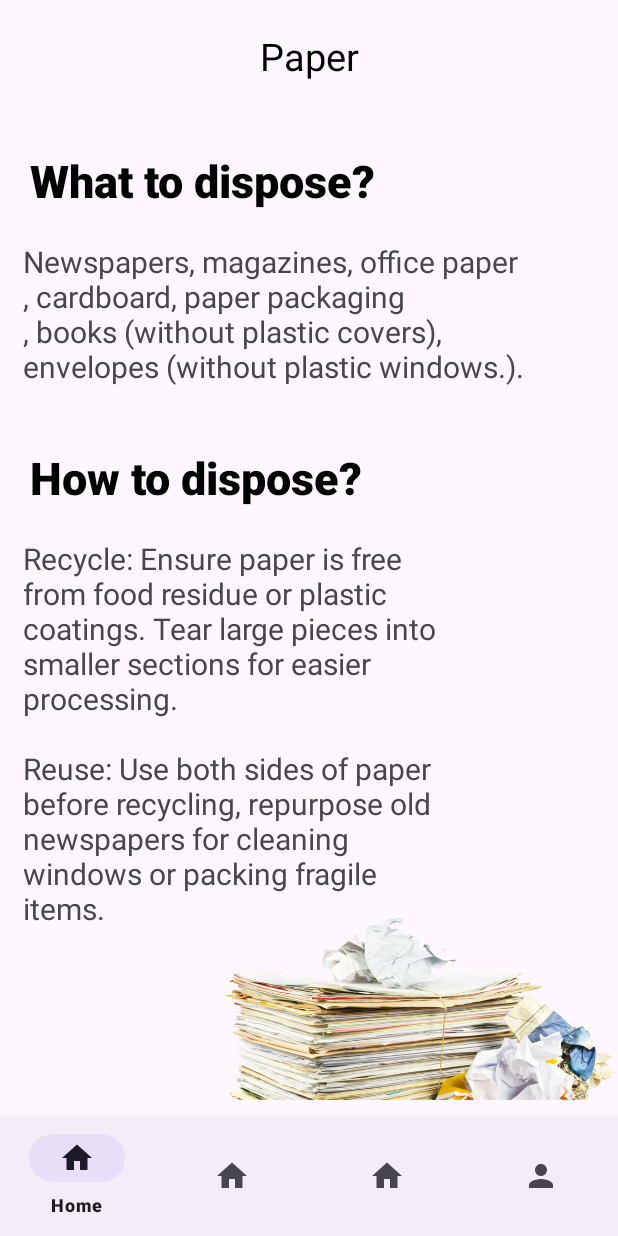
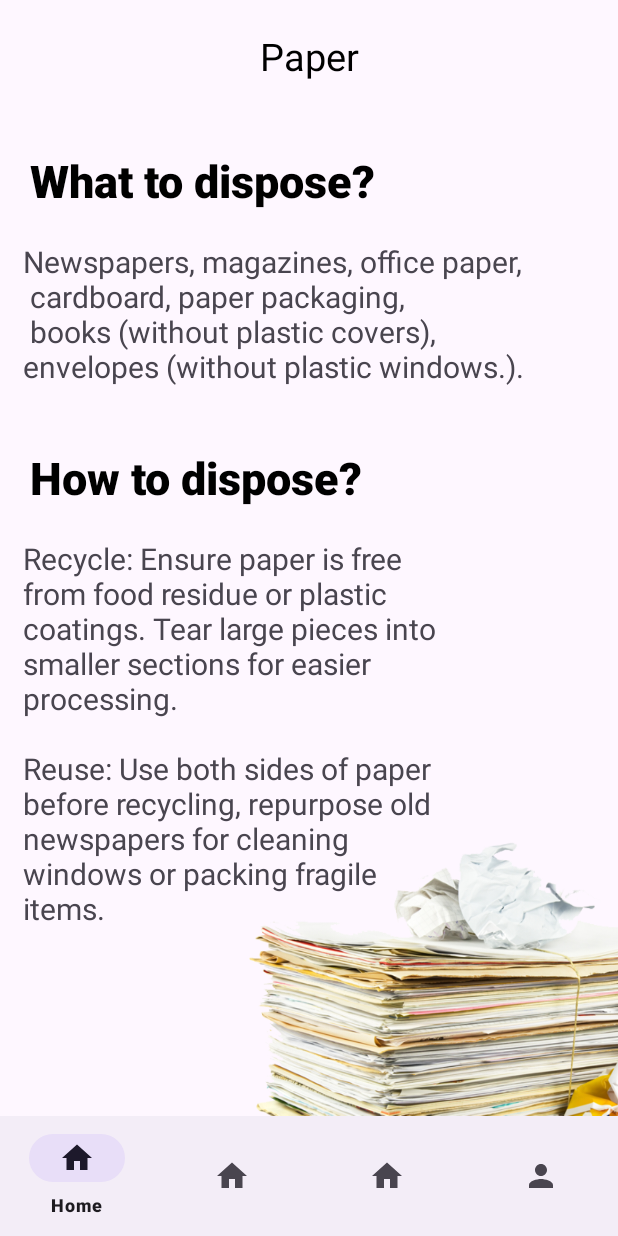
Before and after one commit to Sunra1z/MobSysProject, an Android app: the screen it shows after launch once a user with an empty profile is signed in (MainActivity), after a tap on "Paper", on a phone screen of 412 x 824 dp. Run offline under Robolectric (Android 15) with nearby library versions, the phone set to English and light mode, and no system bars; our stand-ins replace Firebase (no records; nobody signed in at launch, a user with empty details on screens opened directly).

```diff
--- a/app/src/main/java/com/example/projectwork/Fragments/PaperFragment.java
+++ b/app/src/main/java/com/example/projectwork/Fragments/PaperFragment.java
@@ -16,6 +16,7 @@ public class PaperFragment extends Fragment{
     @Override
     public View onCreateView(@NonNull LayoutInflater inflater, @Nullable ViewGroup container, @Nullable Bundle savedInstanceState) {
         View view = inflater.inflate(R.layout.fragment_paper, container, false);
+
         return view;
     }
 }
--- a/app/src/main/res/layout/fragment_paper.xml
+++ b/app/src/main/res/layout/fragment_paper.xml
@@ -60,13 +60,17 @@
         android:layout_marginStart="15dp"/>
 
     <ImageView
-        android:layout_width="wrap_content"
-        android:layout_height="wrap_content"
-        android:layout_below="@id/textView_plasticGuide"
-        android:layout_marginStart="145dp"
-        android:layout_marginTop="-241dp"
-        android:layout_marginBottom="-74dp"
-        android:scaleType="fitEnd"
+        android:layout_width="398dp"
+        android:layout_height="176dp"
+        android:layout_below="@+id/textView_plasticHow"
+        android:layout_alignParentStart="true"
+        android:layout_alignParentEnd="true"
+        android:layout_alignParentBottom="true"
+        android:layout_marginStart="159dp"
+        android:layout_marginTop="216dp"
+        android:layout_marginEnd="-146dp"
+        android:layout_marginBottom="0dp"
+        android:scaleType="fitCenter"
         android:src="@drawable/paper" />
 
 
--- a/app/src/main/res/values/strings.xml
+++ b/app/src/main/res/values/strings.xml
@@ -9,6 +9,6 @@ Separate recyclables from trash: Check your local guidelines for proper sorting
     <string name="glass_guidance">Look for bottle banks which are designated bins for glass recycling.\nThese bins are often separated by color for clear, green, and brown glass.  Sometimes blue glass also goes in the green bin.  Be sure to remove the lids before tossing the container in the bin. Lids can be recycled separately depending on the material.</string>
     <string name="metal_what">Aluminum cans, tin cans, metal lids,\nfoil, small metal household items.</string>
     <string name="metal_guidance">Recycle: Rinse to remove food\nresidue, flatten cans if possible\nto save space.\n\nReuse: Use metal containers\nfor storage, and repurpose\nsmall metal items in DIY\nprojects.</string>
-    <string name="paper_what">Newspapers, magazines, office paper\n, cardboard, paper packaging\n, books (without plastic covers),\nenvelopes (without plastic windows.).</string>
+    <string name="paper_what">Newspapers, magazines, office paper,\n cardboard, paper packaging,\n books (without plastic covers),\nenvelopes (without plastic windows.).</string>
     <string name="paper_guidance">Recycle: Ensure paper is free\nfrom food residue or plastic\ncoatings. Tear large pieces into\nsmaller sections for easier\nprocessing.\n\nReuse: Use both sides of paper\nbefore recycling, repurpose old\nnewspapers for cleaning\nwindows or packing fragile\nitems.</string>
 </resources>
```
Also changed, not shown: app/src/main/res/layout/fragment_glass.xml (+9 -4 lines), app/src/main/res/layout/fragment_metal.xml (+8 -4 lines), app/src/main/res/layout/fragment_plastic.xml (+9 -5 lines).
